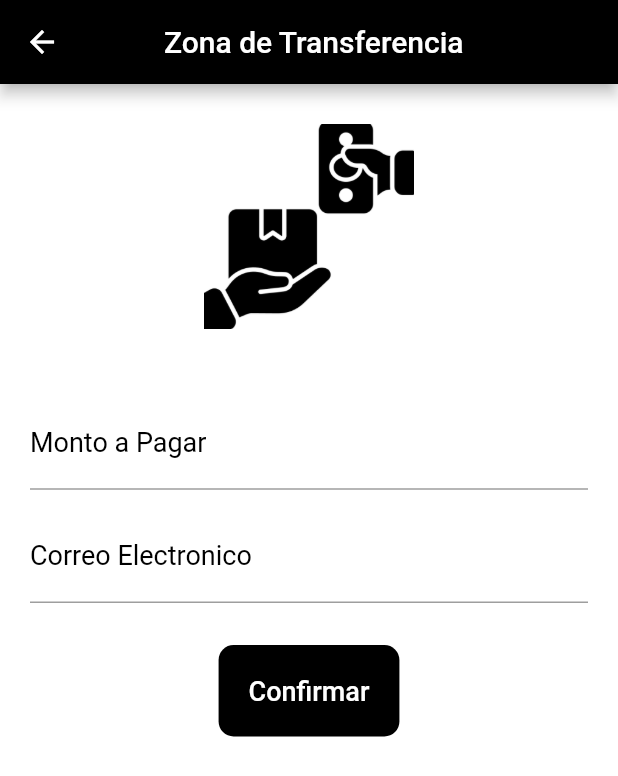
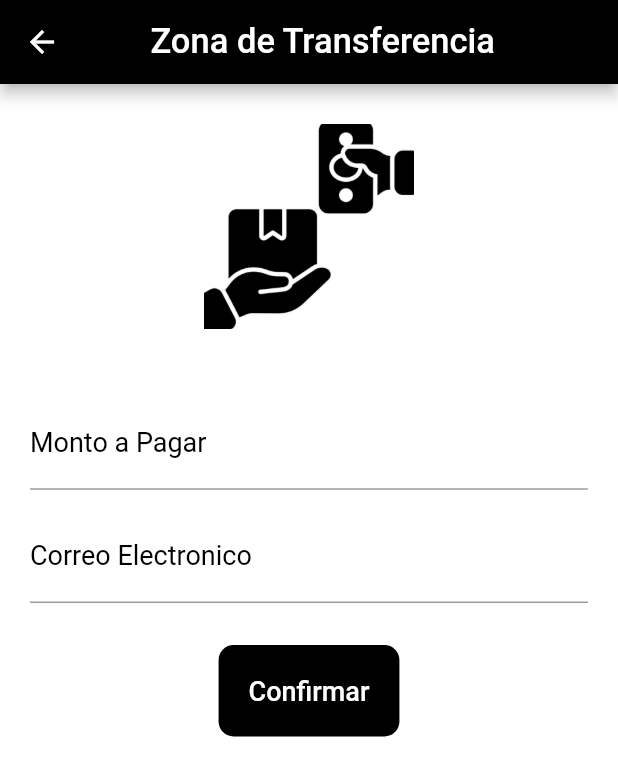
Before and after one commit to Nil-Medina/flutter_banca_movil, a Flutter app: the PageTransfer screen opened directly, on a phone screen of 412 x 824 dp. Shown: the top 776 px of the screen. Run offline on Flutter 3.47's test engine with Material 2 defaults, Android fonts, the phone set to English and light mode, and no system bars.

Commit message:
transfer

```diff
--- a/lib/componentes/TransferPage.dart
+++ b/lib/componentes/TransferPage.dart
@@ -12,7 +12,10 @@ class PageTransfer extends StatelessWidget {
           alignment: const Alignment(-0.4, 0),
           child: const Text(
             "Zona de Transferencia",
-            style: TextStyle(color: Colors.white),
+            style: TextStyle(
+              color: Colors.white,
+              fontSize: 23,
+            ),
           ),
         ),
         backgroundColor: Colors.black,
```
